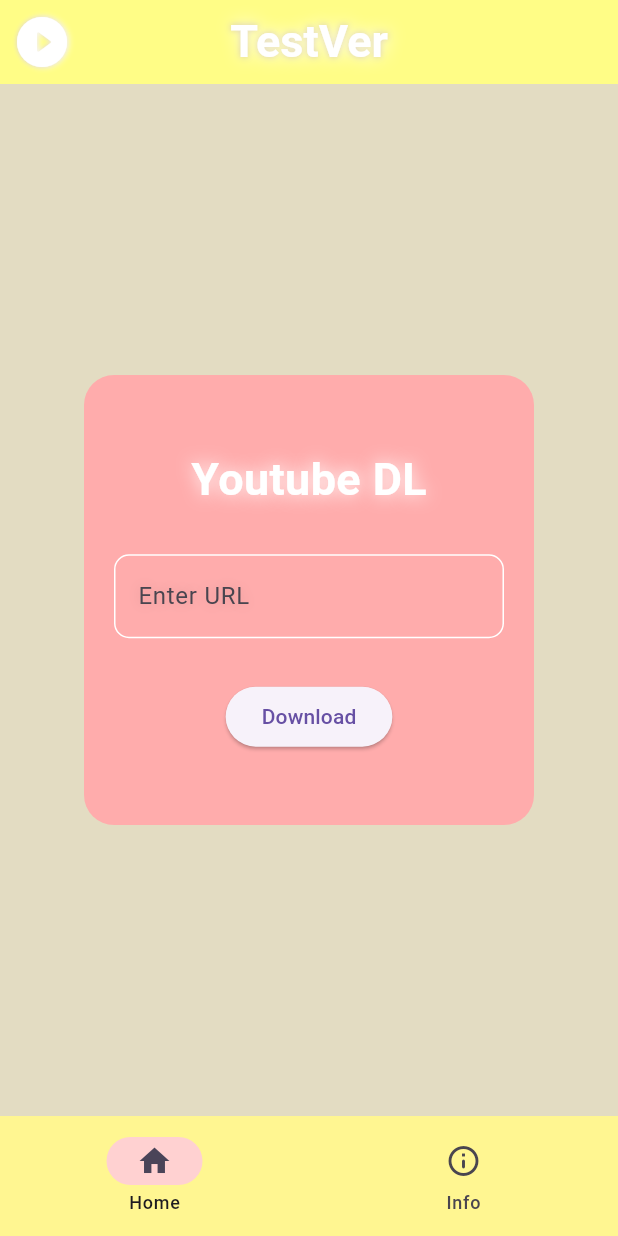
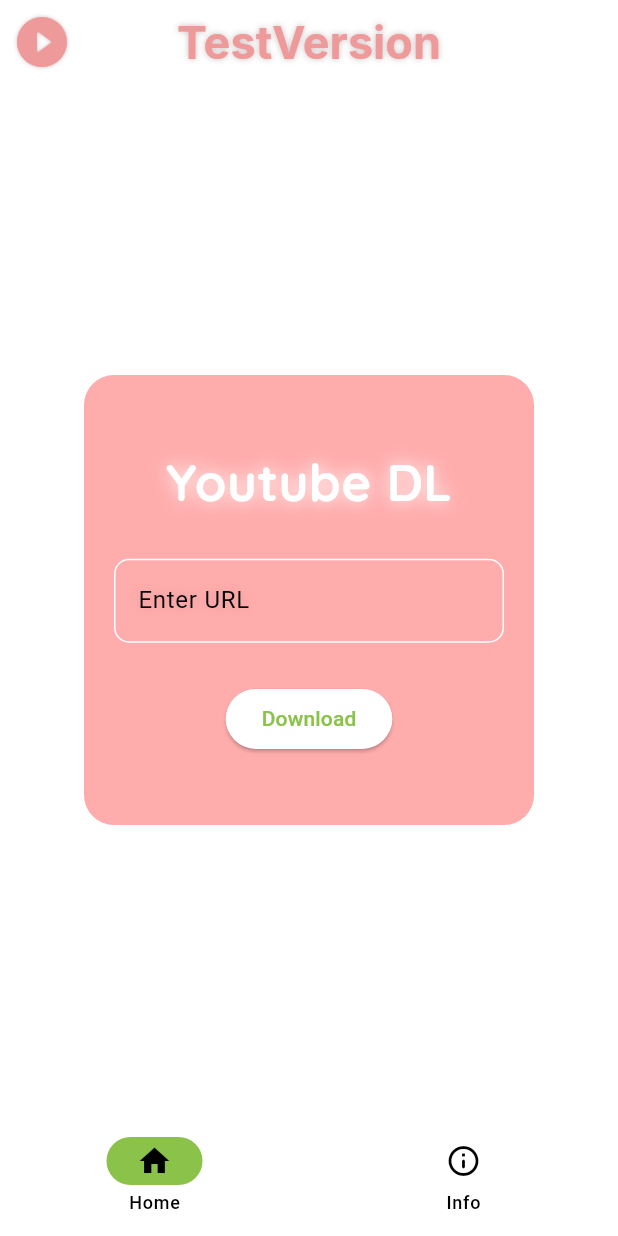
Before and after one commit to Vescron/Youtube-DL, a Flutter app: the screen it shows after launch, on a phone screen of 412 x 824 dp. Run offline on Flutter 3.47's test engine with Material 3 defaults, Android fonts, the phone set to English and light mode, and no system bars; drawn by our look-alikes of dynamic_color; our stand-ins replace google_fonts, permission_handler; missing offline and left inert: youtube_explode_dart.

Commit message:
Add dynamic_color and google_fonts

```diff
--- a/lib/main.dart
+++ b/lib/main.dart
@@ -2,21 +2,35 @@
 
 import 'package:flutter/material.dart';
 import 'package:youtube_dl/pages/main_page.dart';
+import 'package:dynamic_color/dynamic_color.dart';
 
 void main() {
   runApp(const MyApp());
 }
+
+final defaultColorScheme =ColorScheme.fromSwatch(
+  primarySwatch: Colors.lightGreen,
+);
 
 class MyApp extends StatelessWidget {
   const MyApp({super.key});
 
   @override
   Widget build(BuildContext context) {
-    return  MaterialApp(
-      debugShowCheckedModeBanner: false,
-      title: 'Youtube DL',
-      home: MainPage(),
-      theme: ThemeData(useMaterial3: true),
+    return DynamicColorBuilder(builder: (lightColorScheme,darkColorScheme){
+      return  MaterialApp(
+        debugShowCheckedModeBanner: false,
+        title: 'Youtube DL',
+        home: MainPage(),
+        theme: ThemeData(
+          colorScheme: lightColorScheme ?? defaultColorScheme,
+          useMaterial3: true),
+        darkTheme: ThemeData(
+          colorScheme: darkColorScheme ?? defaultColorScheme,
+          useMaterial3: true),
+        themeMode: ThemeMode.dark,
+    );
+    }
   );
   }
 }
--- a/lib/pages/home.dart
+++ b/lib/pages/home.dart
@@ -4,6 +4,7 @@
 import 'package:flutter/material.dart';
 import 'package:youtube_explode_dart/youtube_explode_dart.dart';
 import 'package:permission_handler/permission_handler.dart';
+import 'package:google_fonts/google_fonts.dart';
 //import 'package:path_provider/path_provider.dart';
 
 class Home extends StatefulWidget {
@@ -28,7 +29,7 @@
     }
   }
 
-  Future<void> downloader(context) async {
+  Future<void> downloader() async {
     var status = await Permission.manageExternalStorage.status;
       if (!status.isGranted) {
         // If not we will ask for permission first
@@ -39,17 +40,18 @@
       var manifest = await YoutubeExplode().videos.streamsClient.getManifest(myController.text.trim());
     } catch (e) {
       await showDialog(
+        // ignore: use_build_context_synchronously
         context: context,
         builder: (context) {
           return AlertDialog(
-            contentTextStyle: TextStyle(color: Colors.white),
+            //contentTextStyle: TextStyle(color: Colors.white),
             elevation: 20,
-            backgroundColor: Colors.blueGrey[700],
+           // backgroundColor: Colors.blueGrey[700],
             shape: RoundedRectangleBorder(
-              side: BorderSide(color: Colors.yellowAccent.shade100, width: 2),
+            //  side: BorderSide(color: Colors.yellowAccent.shade100, width: 2),
               borderRadius: BorderRadius.circular(20),
             ),
-            icon: Icon(Icons.error, color: Colors.red, size: 50,),
+            icon: Icon(Icons.error, size: 50,),
             content:
                 Text('Error: $e'),
           );
@@ -99,17 +101,18 @@
     progress = 0;
     });
     await showDialog(
+      // ignore: use_build_context_synchronously
       context: context,
       builder: (context) {
         return AlertDialog(
-          contentTextStyle: TextStyle(color: Colors.white),
+          //contentTextStyle: TextStyle(color: Colors.white),
           elevation: 20,
-          backgroundColor: Colors.blueGrey[700],
+          //backgroundColor: Colors.blueGrey[700],
           shape: RoundedRectangleBorder(
-            side: BorderSide(color: Colors.yellowAccent.shade100, width: 2),
+            //side: BorderSide(color: Colors.yellowAccent.shade100, width: 2),
             borderRadius: BorderRadius.circular(20),
           ),
-          icon: Icon(Icons.done_all, color: Colors.green, size: 50,),
+          icon: Icon(Icons.done_all, size: 50,),
           content:
               Text('Download completed and saved to: $filePath'),
         );
@@ -133,7 +136,8 @@
             mainAxisAlignment: MainAxisAlignment.spaceEvenly,
             children: [
               Text('Youtube DL',
-              style: TextStyle(
+              style: GoogleFonts.quicksand(
+                  textStyle: TextStyle(
                   shadows: [
                     Shadow(
                       blurRadius: 15.0,
@@ -142,9 +146,9 @@
                     ),
                   ],
                   color: Colors.white,
-                fontSize: 30,
-                fontFamily: 'Quicksand',
+                  fontSize: 34,
                   fontWeight: FontWeight.bold,),
+              ),
               ),
               TextField(
                 style: TextStyle(color: Colors.white,
@@ -168,9 +172,9 @@
                       color: Colors.blue[100],
                       borderRadius: BorderRadius.circular(20),
                     ),
-                    child: Text('Progress $progress%...'),
+                    child: Text('Progress $progress%...',style: TextStyle(color: Colors.black,)),
                   ) :
-                  ElevatedButton(onPressed: isDisabled ? null : () {downloader(context);},
+                  ElevatedButton(onPressed: isDisabled ? null : () {downloader();},
                    child: Text('Download'))
               ),
 
@@ -178,7 +182,8 @@
           ),
         )
         ),
-        backgroundColor: Color(0xFFe3dcc2),
+       // backgroundColor: Color(0xFFe3dcc2),
     );
   }
+
 }
--- a/lib/pages/main_page.dart
+++ b/lib/pages/main_page.dart
@@ -1,6 +1,7 @@
 // ignore_for_file: prefer_const_constructors
 
 import 'package:flutter/material.dart';
+import 'package:google_fonts/google_fonts.dart';
 import 'package:youtube_dl/pages/home.dart';
 import 'package:youtube_dl/pages/info.dart';
 
@@ -12,7 +13,7 @@
 }
 
 class _MainPageState extends State<MainPage> {
-  List pages = [
+  List<Widget> pages = [
     Home(),
     Info(),
   ];
@@ -29,9 +30,9 @@
             currentIndex = index;
           });
         },
-        indicatorColor: Color.fromARGB(255, 255, 209, 209),
+       // indicatorColor: Color.fromARGB(255, 255, 209, 209),
         selectedIndex: currentIndex,
-        backgroundColor: Color.fromARGB(255, 255, 246, 145),
+       // backgroundColor: Color.fromARGB(255, 255, 246, 145),
         destinations: const [
           NavigationDestination(
             icon: Icon(Icons.home),
@@ -43,21 +44,22 @@
           ),],
       ),
       appBar: AppBar(
-        leading: Icon(Icons.play_circle_fill_rounded, color: Colors.white, size: 40,shadows: [
+        leading: Icon(Icons.play_circle_fill_rounded, color: Colors.red[200], size: 40,shadows: [
           Shadow(blurRadius: 3.0,
               color: Color.fromARGB(255, 193, 173, 173).withOpacity(0.8),
               offset: Offset(0.0, 0.0),),
-          Shadow(
-              blurRadius: 5.0,
-              color: Color.fromARGB(255, 255, 255, 255).withOpacity(1),
-              offset: Offset(1.0, 0.0),
-            ),
+          // Shadow(
+          //     blurRadius: 5.0,
+          //     color: Color.fromARGB(255, 255, 255, 255).withOpacity(1),
+          //     offset: Offset(1.0, 0.0),
+          //   ),
         ],),
         centerTitle: true,
         elevation: 0,
-        title: Text('TestVer',
-        style: TextStyle(
-          color: Colors.white,
+        title: Text('TestVersion',
+        style: GoogleFonts.inter(
+        textStyle: TextStyle(
+          color: Colors.red[200],
           fontSize: 30,
           shadows: [
             Shadow(
@@ -65,17 +67,16 @@
               color: Color.fromARGB(255, 193, 173, 173).withOpacity(0.8),
               offset: Offset(0.0, 0.0),
             ),
-            Shadow(
-              blurRadius: 15.0,
-              color: Color.fromARGB(255, 255, 255, 255).withOpacity(1),
-              offset: Offset(1.0, 0.0),
-            )
           ],
           fontWeight: FontWeight.bold,
         ),),
-        backgroundColor: Color.fromARGB(255, 255, 253, 134),
         ),
-      body: pages[currentIndex],
+       // backgroundColor: Color.fromARGB(255, 255, 253, 134),
+        ),
+      body: IndexedStack(
+        index : currentIndex,
+        children: pages,
+      ),
     );
   }
 }
--- a/pubspec.yaml
+++ b/pubspec.yaml
@@ -39,6 +39,8 @@
   permission_handler: ^11.3.0
   path_provider: ^2.1.2
   msix: ^3.16.7
+  dynamic_color: ^1.4.0
+  google_fonts: ^6.1.0
 
 dev_dependencies:
   flutter_test:
```
Also changed, not shown: pubspec.lock, 5 other files. Lines whose indentation alone changed are shown as unchanged.
